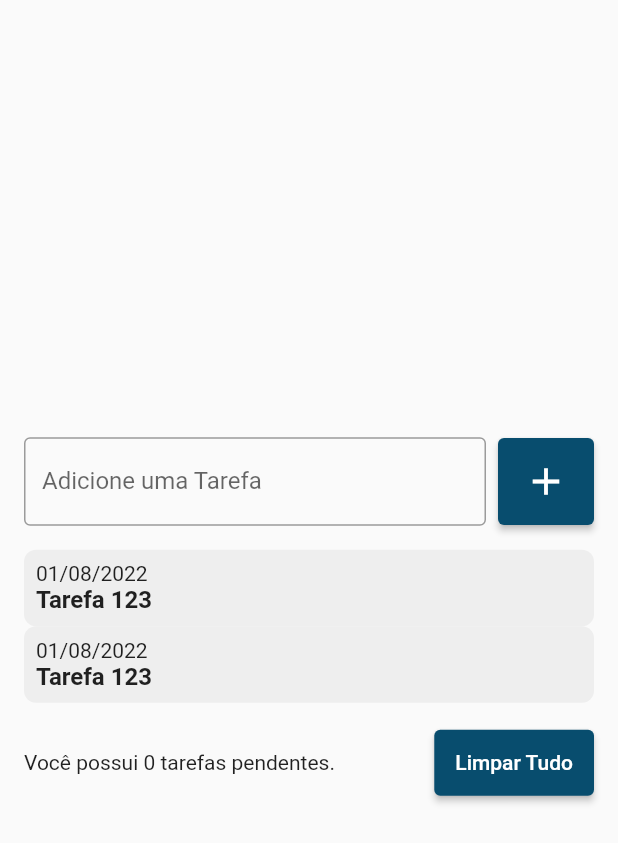
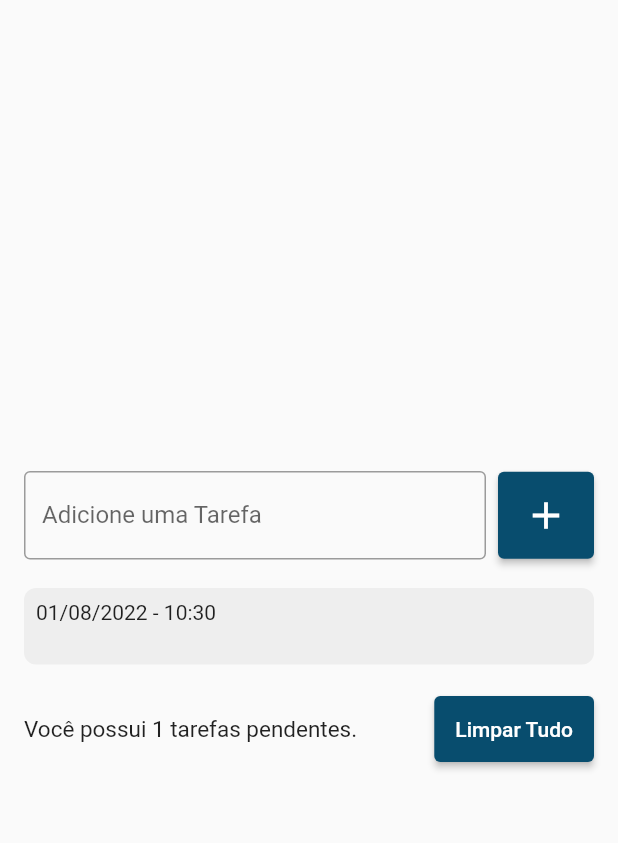
Before and after one commit to joaogirade/flutter_todo_list, a Flutter app: the screen it shows after launch, after a tap on the "add" icon, on a phone screen of 412 x 824 dp. Shown: the top 843 px of the screen. Run offline on Flutter 3.47's test engine with Material 2 defaults, Android fonts, the phone set to English and light mode, and no system bars.

Commit message:
Created the Todo model class. Fixed task preview.

```diff
--- a/lib/main.dart
+++ b/lib/main.dart
@@ -11,6 +11,7 @@ class AppToDo extends StatelessWidget {
   @override
   Widget build(BuildContext context) {
     return MaterialApp(
+      debugShowCheckedModeBanner: false,
       home: TodoListPage(),
     );
   }
--- /dev/null
+++ b/lib/models/todo.dart
@@ -0,0 +1,8 @@
+class Todo {
+
+  Todo({required this.title, required this.dateTime});
+
+  String title;
+  DateTime dateTime;
+
+}
--- a/lib/pages/todo_list_page.dart
+++ b/lib/pages/todo_list_page.dart
@@ -1,14 +1,23 @@
 import 'package:flutter/material.dart';
+import 'package:flutter_todo_list/models/todo.dart';
 import 'package:flutter_todo_list/widgets/todo_list_item.dart';
 
-class TodoListPage extends StatelessWidget {
-  TodoListPage({Key? key}) : super(key: key);
+class TodoListPage extends StatefulWidget {
+  const TodoListPage({Key? key}) : super(key: key);
 
-  List<String> todos = ['Estudar Flutter', 'Estudar Dart'];
+  @override
+  State<TodoListPage> createState() => _TodoListPageState();
+}
+
+class _TodoListPageState extends State<TodoListPage> {
+  final TextEditingController todoController = TextEditingController();
+
+  List<Todo> todos = [];
 
   @override
   Widget build(BuildContext context) {
-    return Scaffold(
+    return SafeArea(
+      child: Scaffold(
         body: Center(
           child: Padding(
             padding: const EdgeInsets.all(16),
@@ -19,6 +28,7 @@ class TodoListPage extends StatelessWidget {
                   children: [
                     Expanded(
                       child: TextField(
+                        controller: todoController,
                         decoration: InputDecoration(
                           border: OutlineInputBorder(),
                           labelText: 'Adicione uma Tarefa',
@@ -29,7 +39,17 @@ class TodoListPage extends StatelessWidget {
                       width: 8,
                     ),
                     ElevatedButton(
-                    onPressed: () {},
+                      onPressed: () {
+                        String text = todoController.text;
+                        setState(() {
+                          Todo newTodo = Todo(
+                            title: text,
+                            dateTime: DateTime.now(),
+                          );
+                          todos.add(newTodo);
+                        });
+                        todoController.clear();
+                      },
                       style: ElevatedButton.styleFrom(
                         primary: Color(0xff084d6e),
                         padding: EdgeInsets.all(14),
@@ -48,9 +68,9 @@ class TodoListPage extends StatelessWidget {
                   child: ListView(
                     shrinkWrap: true,
                     children: [
-                    for(String todo in todos)
+                      for(Todo todo in todos)
                         TodoListItem(
-
+                          todo: todo,
                         )
                     ],
                   ),
@@ -62,7 +82,10 @@ class TodoListPage extends StatelessWidget {
                   children: [
                     Expanded(
                       child: Text(
-                      'Você possui 0 tarefas pendentes.',
+                        'Você possui ${todos.length} tarefas pendentes.',
+                        style: TextStyle(
+                          fontSize: 15,
+                        ),
                       ),
                     ),
                     SizedBox(
@@ -82,6 +105,7 @@ class TodoListPage extends StatelessWidget {
             ),
           ),
         ),
+      ),
     );
   }
 }
--- a/lib/widgets/todo_list_item.dart
+++ b/lib/widgets/todo_list_item.dart
@@ -1,7 +1,12 @@
 import 'package:flutter/material.dart';
+import 'package:intl/intl.dart';
+
+import '../models/todo.dart';
 
 class TodoListItem extends StatelessWidget {
-  const TodoListItem({Key? key}) : super(key: key);
+  const TodoListItem({Key? key, required this.todo}) : super(key: key);
+
+  final Todo todo;
 
   @override
   Widget build(BuildContext context) {
@@ -10,17 +15,19 @@ class TodoListItem extends StatelessWidget {
         borderRadius: BorderRadius.circular(8),
         color: Colors.grey[200],
       ),
+      margin: const EdgeInsets.symmetric(vertical: 3.0),
       padding: EdgeInsets.all(8),
       child: Column(
         crossAxisAlignment: CrossAxisAlignment.start,
         children: [
           Text(
-            '01/08/2022',
+            DateFormat('dd/MM/yyyy - HH:mm').format(todo.dateTime),
             style: TextStyle(
               fontSize: 14,
-            ),),
+            ),
+          ),
           Text(
-            'Tarefa 123',
+            todo.title,
             style: TextStyle(
               fontSize: 16,
               fontWeight: FontWeight.w600,
--- a/pubspec.yaml
+++ b/pubspec.yaml
@@ -34,6 +34,7 @@ dependencies:
   # The following adds the Cupertino Icons font to your application.
   # Use with the CupertinoIcons class for iOS style icons.
   cupertino_icons: ^1.0.2
+  intl:
 
 dev_dependencies:
   flutter_test:
```
Also changed, not shown: pubspec.lock. Lines whose indentation alone changed are shown as unchanged.
